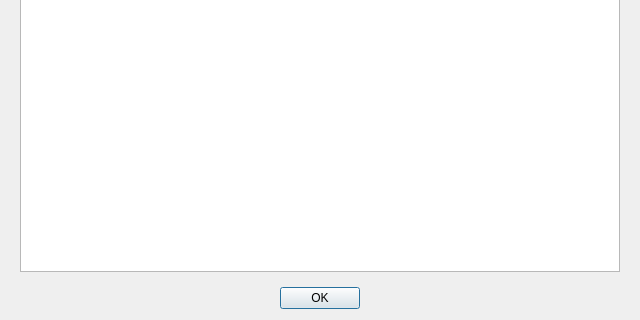
First picture: the form in silverlock/licensedialog.ui, repository petroules/silverlock, before the edit; both pictures show x 0 to 640 and y 280 to 600 of the 640 by 600 pixel window.
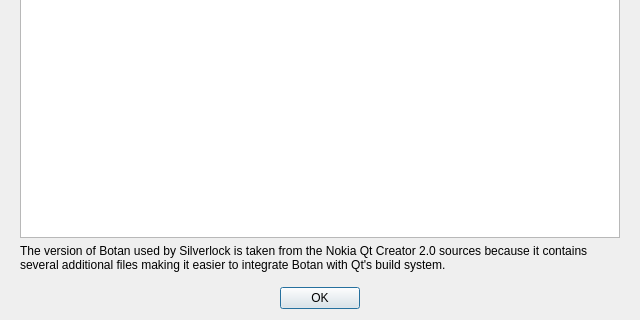
Second picture: the form after the edit. The open tabs and pages were chosen to show the change.

Commit message: - Externalized QtSingleApplication - Added a note to the license dialog regarding Nokia's version of Botan being used - Moved some paths in the .pro files into a .pri file for better modularity

What changed in the file:
```diff
--- a/silverlock/licensedialog.ui
+++ b/silverlock/licensedialog.ui
@@ -203,6 +203,16 @@
        <item>
         <widget class="QTextBrowser" name="botanLicense"/>
        </item>
+       <item>
+        <widget class="QLabel" name="botanAdditionalLabel">
+         <property name="text">
+          <string>The version of Botan used by Silverlock is taken from the Nokia Qt Creator 2.0 sources because it contains several additional files making it easier to integrate Botan with Qt's build system.</string>
+         </property>
+         <property name="wordWrap">
+          <bool>true</bool>
+         </property>
+        </widget>
+       </item>
       </layout>
      </widget>
     </widget>
```
Left out of the diff: 4 changed lines with no effect on the pictures. The commit also changes 60 other files.
